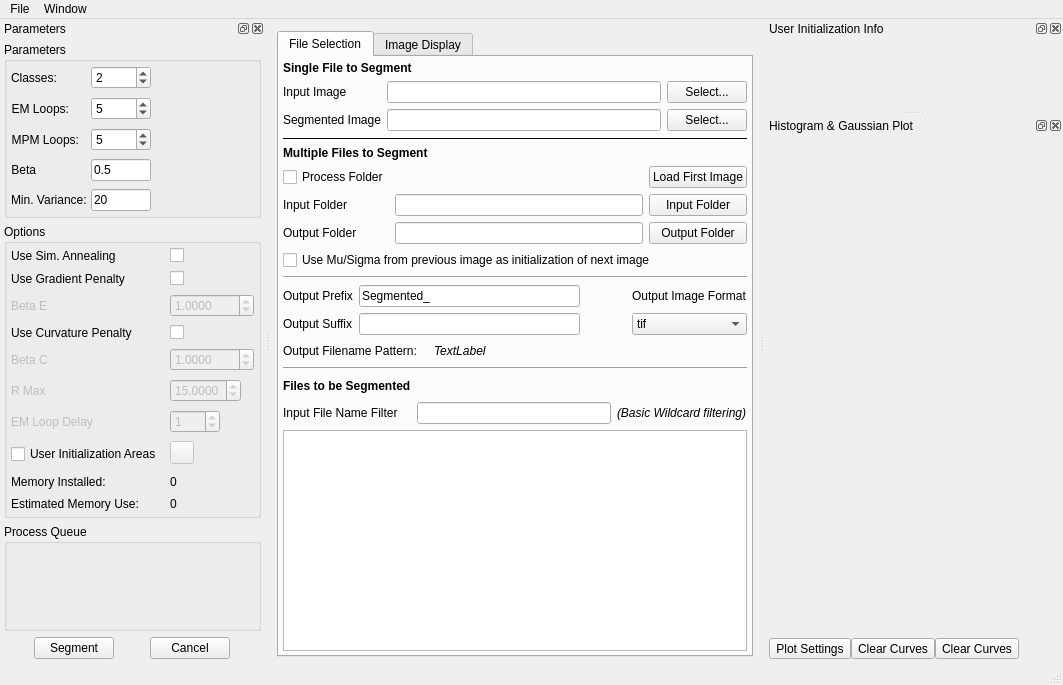
Qt form Code/EmMpmGui/UI_Files/EmMpmGui.ui (BlueQuartzSoftware/EMMPMWorkbench) before a commit.
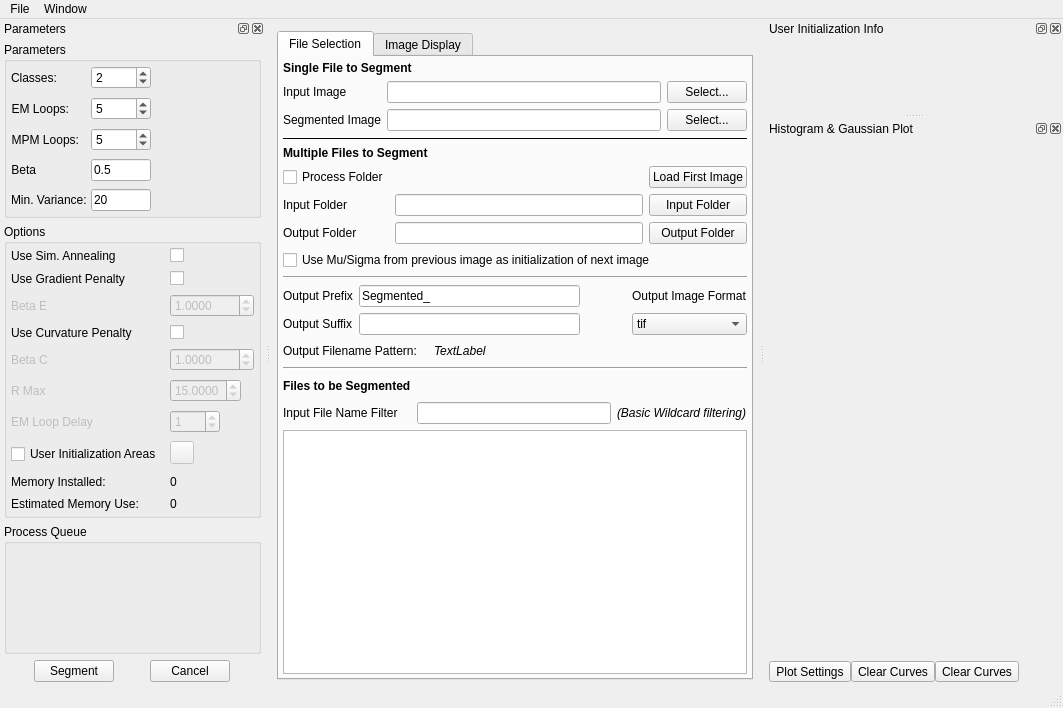
The same form after that commit. Icons and pictures are not drawn. Custom widgets are drawn as their Qt base class.

Commit message: Starting implementation of reordering of the file list

```diff
--- a/Code/EmMpmGui/UI_Files/EmMpmGui.ui
+++ b/Code/EmMpmGui/UI_Files/EmMpmGui.ui
@@ -7,7 +7,7 @@
     <x>0</x>
     <y>0</y>
     <width>1063</width>
-    <height>685</height>
+    <height>708</height>
    </rect>
   </property>
   <property name="sizePolicy">
@@ -477,12 +477,9 @@
          </layout>
         </item>
         <item>
-         <widget class="QListView" name="fileListView">
-          <property name="toolTip">
-           <string>The list of files to be segmented</string>
-          </property>
-          <property name="statusTip">
-           <string>The list of files to be segmented</string>
+         <widget class="QListWidget" name="fileListWidget">
+          <property name="editTriggers">
+           <set>QAbstractItemView::NoEditTriggers</set>
           </property>
           <property name="dragEnabled">
            <bool>true</bool>
@@ -505,6 +502,9 @@
           <property name="uniformItemSizes">
            <bool>true</bool>
           </property>
+          <property name="sortingEnabled">
+           <bool>false</bool>
+          </property>
          </widget>
         </item>
        </layout>
```
Left out of the diff: 8 changed lines with no effect on the pictures. The commit also changes 2 other files.
